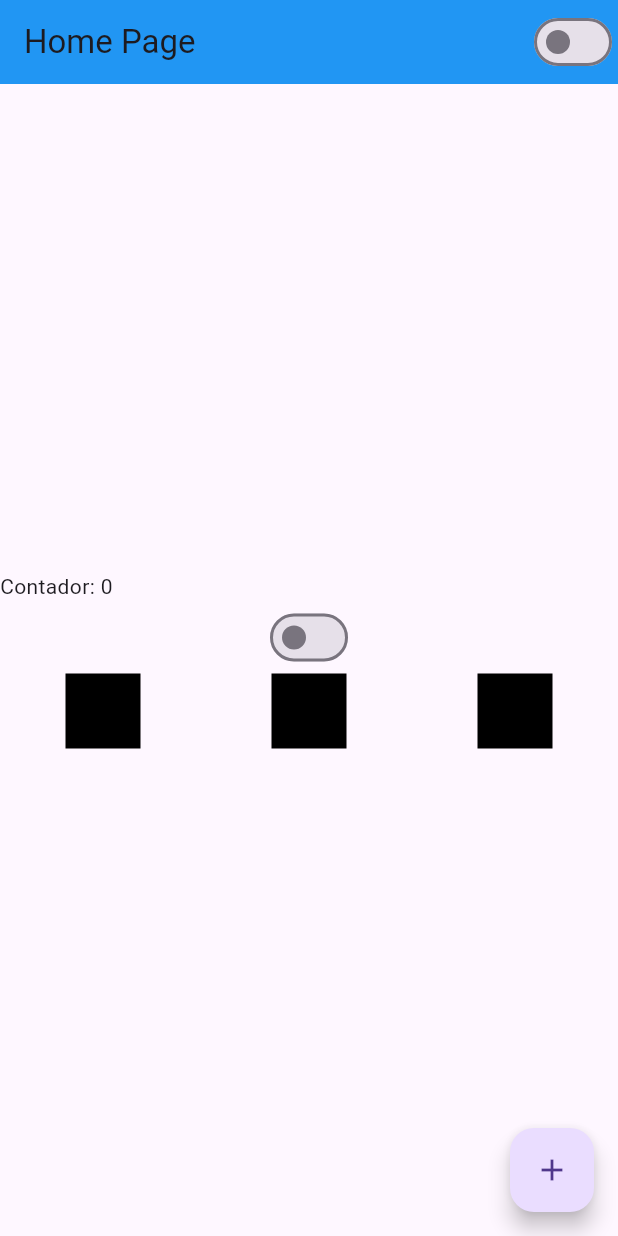
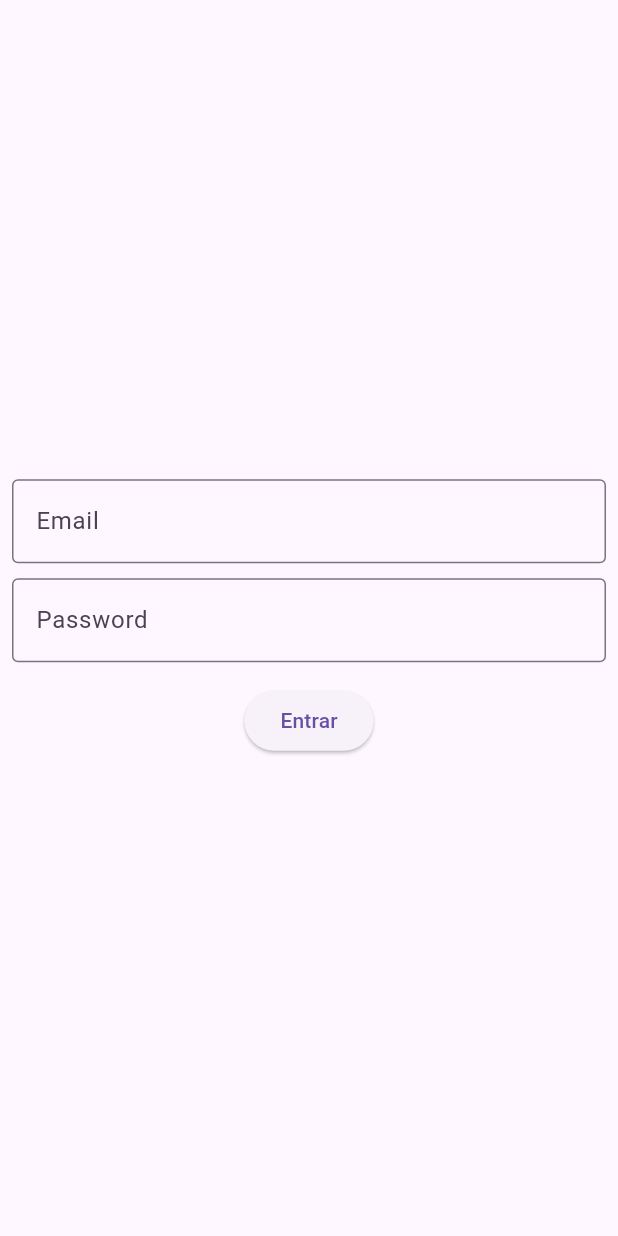
Before and after one commit to MarconiCarvalho/Flutter, a Flutter app: the screen it shows after launch, on a phone screen of 412 x 824 dp. Run offline on Flutter 3.47's test engine with Material 3 defaults, Android fonts, the phone set to English and light mode, and no system bars; missing offline and left inert: dart:html.

```diff
--- a/lib/app_widget.dart
+++ b/lib/app_widget.dart
@@ -1,6 +1,7 @@
 import 'package:flutter/material.dart';
 import 'package:flutter_application_1/app_controller.dart';
 import 'package:flutter_application_1/home_page.dart';
+import 'package:flutter_application_1/login_page.dart';
 
 class AppWidget extends StatelessWidget {
   @override
@@ -12,10 +13,14 @@ class AppWidget extends StatelessWidget {
           theme: ThemeData(
             primarySwatch: Colors.red,
             brightness: AppController.instance.isDartTheme
-            ? Brightness.dark
-            : Brightness.light,
+                ? Brightness.dark
+                : Brightness.light,
           ),
-          home: HomePage(),
+          initialRoute: '/',
+          routes: {
+            '/': (context) => LoginPage(),
+            '/home': (context) => HomePage(),
+          },
         );
       },
     );
--- a/lib/login_page.dart
+++ b/lib/login_page.dart
@@ -0,0 +1,65 @@
+// ignore_for_file: prefer_const_constructors
+
+import 'package:flutter/material.dart';
+import 'package:flutter_application_1/home_page.dart';
+
+class LoginPage extends StatefulWidget {
+  const LoginPage({super.key});
+
+  @override
+  State<LoginPage> createState() => _LoginPageState();
+}
+
+class _LoginPageState extends State<LoginPage> {
+  String email = '';
+  String password = '';
+
+  @override
+  Widget build(BuildContext context) {
+    return Material(
+      child: SizedBox(
+        width: double.infinity,
+        height: double.infinity,
+        child: Padding(
+          padding: const EdgeInsets.all(8.0),
+          child: Column(
+            mainAxisAlignment: MainAxisAlignment.center,
+            children: [
+              TextField(
+                onChanged: (text) {
+                  email = text;
+                },
+                keyboardType: TextInputType.emailAddress,
+                decoration: InputDecoration(
+                    labelText: 'Email', border: OutlineInputBorder()),
+              ),
+              SizedBox(height: 10),
+              TextField(
+                onChanged: (text) {
+                  password = text;
+                },
+                obscureText: true,
+                decoration: InputDecoration(
+                  labelText: 'Password',
+                  border: OutlineInputBorder(),
+                ),
+              ),
+              SizedBox(height: 15),
+              ElevatedButton(
+                child: const Text('Entrar'),
+                onPressed: () {
+                  if (email == 'marconi@gmail.com' && password == '1234') {
+                    print('correto');
+                    Navigator.of(context).pushReplacementNamed('/home');
+                  } else {
+                    print('errado');
+                  }
+                },
+              )
+            ],
+          ),
+        ),
+      ),
+    );
+  }
+}
```
